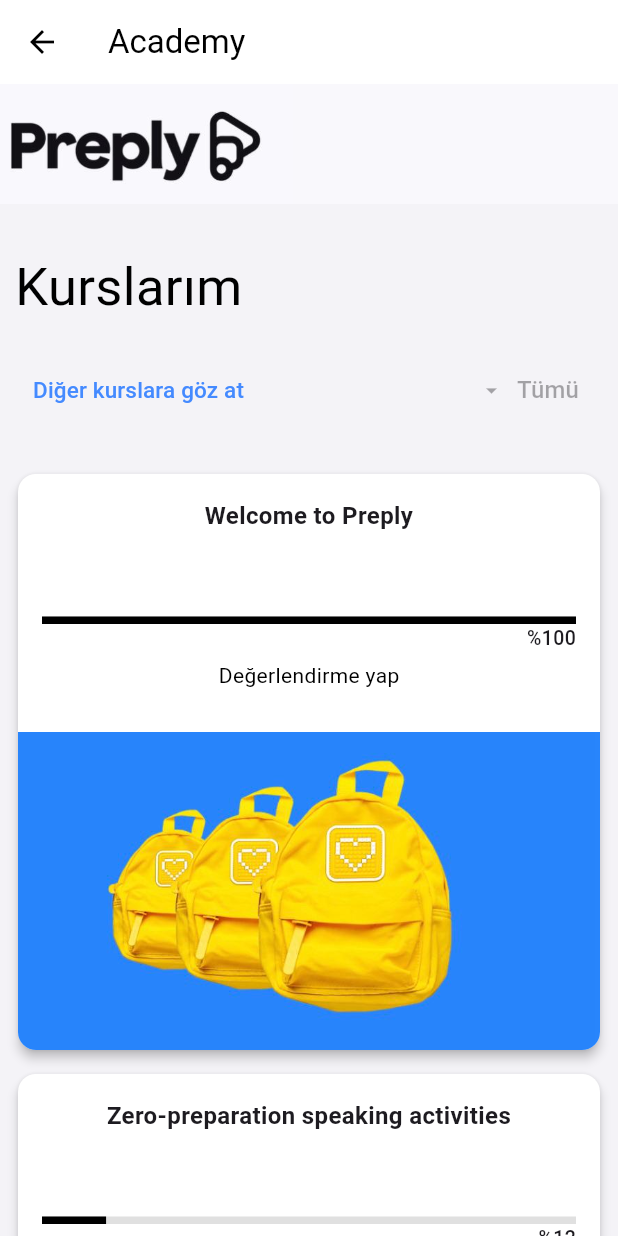
After one commit to DevBeyzaK/preply2-main, a Flutter app: the AcademyPage screen opened directly, on a phone screen of 412 x 824 dp. The commit adds this screen. Run offline on Flutter 3.47's test engine with Material 3 defaults, Android fonts, the phone set to English and light mode, and no system bars.

Commit message:
academy sayfası tamamlandı

```diff
--- /dev/null
+++ b/lib/academy_page.dart
@@ -0,0 +1,166 @@
+import 'package:flutter/material.dart';
+import 'package:preply_clone/models/progress_card_list.dart';
+
+class AcademyPage extends StatefulWidget {
+  const AcademyPage({super.key});
+
+  @override
+  State<AcademyPage> createState() => _AcademyPageState();
+}
+
+class _AcademyPageState extends State<AcademyPage> {
+  String? selectedOption;
+  final List<String> options = ['Tümü', 'Devam Edenler', 'Tamamlananlar', 'Süresi Dolanlar'];
+
+  final List<Map<String, dynamic>> courseList = [
+    {
+      'title': 'Welcome to Preply',
+      'progress': 1.0,
+      'percent': 1.0,
+      'subtitle': 'Değerlendirme yap',
+      'image': 'images/1_1.jpeg',
+    },
+    {
+      'title': 'Zero-preparation speaking activities',
+      'progress': 0.12,
+      'percent': 0.12,
+      'subtitle': 'Kursu başlat',
+      'image': 'images/2_2.jpeg',
+    },
+    {
+      'title': 'Homework with teenagers',
+      'progress': 0.11,
+      'percent': 0.11,
+      'subtitle': 'Kursu başlat',
+      'image': 'images/3_3.jpeg',
+    },
+    {
+      'title': 'How to teach kids using songs',
+      'progress': 1.0,
+      'percent': 1.0,
+      'subtitle': 'Değerlendirme yap',
+      'image': 'images/4_4.jpeg',
+    },
+    {
+      'title': 'Storytelling for kids classes',
+      'progress': 1.0,
+      'percent': 1.0,
+      'subtitle': 'Değerlendirme yap',
+      'image': 'images/5_5.jpeg',
+    },
+    {
+      'title': 'Teaching young learners',
+      'progress': 0.12,
+      'percent': 0.12,
+      'subtitle': 'Kursu başlat',
+      'image': 'images/6_6.jpeg',
+    },
+  ];
+
+  @override
+  Widget build(BuildContext context) {
+    return Scaffold(
+      backgroundColor: const Color.fromRGBO(244, 243, 247, 1),
+      appBar: AppBar(
+        backgroundColor: Colors.white,
+        title: const Text('Academy', style: TextStyle(color: Colors.black)),
+        iconTheme: const IconThemeData(color: Colors.black),
+        elevation: 0,
+      ),
+      body: SingleChildScrollView(
+        child: Column(
+          children: [
+            Container(
+              height: 80,
+              width: MediaQuery.of(context).size.width,
+              decoration: const BoxDecoration(
+                color: Color.fromRGBO(249, 248, 252, 1),
+                image: DecorationImage(
+                  image: AssetImage('images/academy.jpeg'),
+                  fit: BoxFit.fitHeight,
+                  alignment: Alignment.topLeft,
+                ),
+              ),
+            ),
+            const SizedBox(height: 30),
+            const Padding(
+              padding: EdgeInsets.symmetric(horizontal: 10),
+              child: Align(
+                alignment: Alignment.centerLeft,
+                child: Text(
+                  "Kurslarım",
+                  style: TextStyle(
+                    fontSize: 35,
+                    color: Colors.black,
+                  ),
+                ),
+              ),
+            ),
+            const SizedBox(height: 20),
+            Padding(
+              padding: const EdgeInsets.symmetric(horizontal: 10),
+              child: Row(
+                children: [
+                  TextButton(
+                    onPressed: () {
+                      // diğer kurslara göz at fonksiyonu
+                    },
+                    child: const Text(
+                      "Diğer kurslara göz at",
+                      style: TextStyle(
+                        fontSize: 15,
+                        color: Colors.blueAccent,
+                      ),
+                    ),
+                  ),
+                  const Spacer(),
+                  PopupMenuButton<String>(
+                    color: Colors.white,
+                    tooltip: 'Filtrele',
+                    onSelected: (value) {
+                      setState(() {
+                        selectedOption = value;
+                      });
+                    },
+                    itemBuilder: (BuildContext context) {
+                      List<PopupMenuEntry<String>> items = [];
+
+                      for (int i = 0; i < options.length; i++) {
+                        items.add(
+                          PopupMenuItem<String>(
+                            value: options[i],
+                            child: SizedBox(
+                              width: 180,
+                              child: Text(options[i]),
+                            ),
+                          ),
+                        );
+
+                        if (i < options.length - 1) {
+                          items.add(const PopupMenuDivider(height: 1));
+                        }
+                      }
+
+                      return items;
+                    },
+                    child: TextButton.icon(
+                      label: Text(
+                        selectedOption ?? "Tümü",
+                        style: const TextStyle(fontSize: 16),
+                      ),
+                      icon: const Icon(Icons.arrow_drop_down),
+                      onPressed: null,
+                    ),
+                  ),
+                ],
+              ),
+            ),
+            const SizedBox(height: 20),
+            // Kartlar
+            ProgressCardList(cardData: courseList),
+          ],
+        ),
+      ),
+    );
+  }
+}
--- /dev/null
+++ b/lib/models/progress_card_list.dart
@@ -0,0 +1,97 @@
+import 'package:flutter/material.dart';
+
+class ProgressCardList extends StatelessWidget {
+  final List<Map<String, dynamic>> cardData;
+
+  const ProgressCardList({super.key, required this.cardData});
+
+  @override
+  Widget build(BuildContext context) {
+    return ListView.builder(
+      padding: const EdgeInsets.all(12),
+      shrinkWrap: true,
+      physics: const NeverScrollableScrollPhysics(),
+      itemCount: cardData.length,
+      itemBuilder: (context, index) {
+        final item = cardData[index];
+        return SizedBox(
+          height: 400, // Kart yüksekliği artırıldı
+          width: 160,  // Kart genişliği azaltıldı
+          child: Card(
+            color: Colors.white,
+            margin: const EdgeInsets.only(bottom: 16),
+            elevation: 3,
+            shape: RoundedRectangleBorder(
+              borderRadius: BorderRadius.circular(12),
+            ),
+            child: Column(
+              crossAxisAlignment: CrossAxisAlignment.start,
+              children: [
+                Padding(
+                  padding: const EdgeInsets.all(16),
+                  child: Column(
+                    crossAxisAlignment: CrossAxisAlignment.start,
+                    children: [
+                      Align(
+                        alignment: Alignment.center,
+                        child: Text(
+                          item['title'],
+                          textAlign: TextAlign.center,
+                          style: const TextStyle(
+                            fontSize: 16,
+                            fontWeight: FontWeight.bold,
+                          ),
+                        ),
+                      ),
+                      const SizedBox(height: 56),
+                      LinearProgressIndicator(
+                        value: item['percent'],
+                        minHeight: 5,
+                        backgroundColor: Colors.grey[300],
+                        color: Colors.black,
+                      ),
+                      Align(
+                        alignment: Alignment.centerRight,
+                        child: Text(
+                          "%${(item['percent'] * 100).round()}",
+                          style: const TextStyle(
+                            fontSize: 13,
+                            fontWeight: FontWeight.w500,
+                          ),
+                        ),
+                      ),
+                      const SizedBox(height: 5),
+                      Align(
+                        alignment: Alignment.center,
+                        child: Text(
+                          item['subtitle'],
+                          style: const TextStyle(
+                            fontSize: 14,
+                            color: Colors.black,
+                          ),
+                        ),
+                      ),
+                      const SizedBox(height: 12),
+                    ],
+                  ),
+                ),
+                ClipRRect(
+                  borderRadius: const BorderRadius.only(
+                    bottomLeft: Radius.circular(12),
+                    bottomRight: Radius.circular(12),
+                  ),
+                  child: Image.asset(
+                    item['image'],
+                    fit: BoxFit.cover,
+                    width: double.infinity,
+                    height: 212,
+                  ),
+                ),
+              ],
+            ),
+          ),
+        );
+      },
+    );
+  }
+}
```
Also changed, not shown: lib/home.dart (+14 -53 lines), lib/models/periodyataycards.dart (+131 -22 lines), images/1_1.jpeg (added), images/2_2.jpeg (added), images/3_3.jpeg (added), images/4_4.jpeg (added), images/5_5.jpeg (added), images/6_6.jpeg (added), images/academy.jpeg (added), 40 other files.
